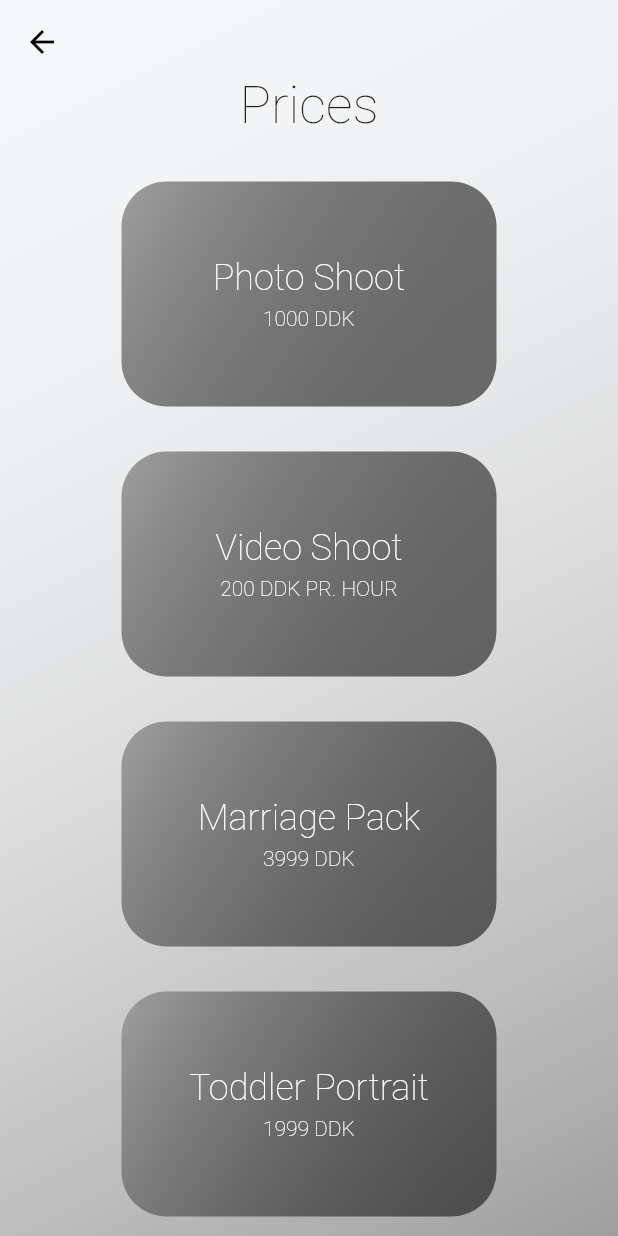
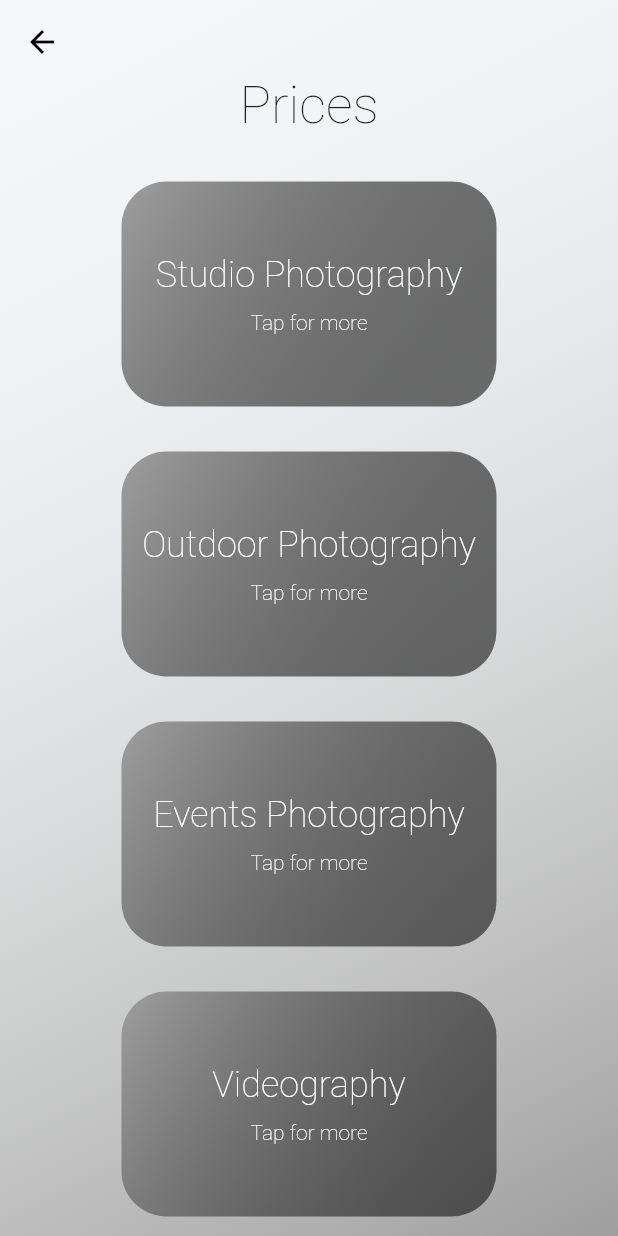
Before and after one commit to Heidelbergg/amvision_app, a Flutter app: the screen it shows after launch, in the side drawer, after a tap on "Prices", on a phone screen of 412 x 824 dp. Run offline on Flutter 3.47's test engine with Material 2 defaults, Android fonts, the phone set to English and light mode, and no system bars; our stand-ins replace animated_text_kit, carousel_slider, cool_alert, font_awesome_flutter.

Commit message:
Added/Changed:  - Added screens for individual prices and types of photography sessions (Prices screen)  - Changed Prices, About Us and Bookings accordingly to the desired input of the owner.

```diff
--- a/lib/screens/booking_screen.dart
+++ b/lib/screens/booking_screen.dart
@@ -1,5 +1,6 @@
 import 'package:amvision_app/screens/home_screen.dart';
 import 'package:flutter/material.dart';
+import 'package:cool_alert/cool_alert.dart';
 
 // Possibly add a reference to a site where booking can be done (Both made for web and mobile platforms)
 
@@ -11,7 +12,7 @@ class Bookings extends StatefulWidget {
 }
 
 class BookingsState extends State<Bookings> {
-  String dropdownValue = 'Photo Shoot';
+  String dropdownValue = '!SEE PRICES TAB FOR MORE INFORMATION!';
 
   @override
   Widget build(BuildContext context) {
@@ -88,12 +89,21 @@ class BookingsState extends State<Bookings> {
                   });
                 },
                 items: <String>[
-                  'Photo Shoot',
-                  'Video Shoot',
-                  'Marriage Pack',
-                  'Toddler Portrait',
-                  'Family Portrait',
-                  'Graduate Portrait'
+                  '!SEE PRICES TAB FOR MORE INFORMATION!',
+                  'Studio Photography (1)',
+                  'Studio Photography (2)',
+                  'Studio Photography (3)',
+                  'Outdoor Photography (1)',
+                  'Outdoor Photography (2)',
+                  'Outdoor Photography (3)',
+                  'Outdoor Photography (4)',
+                  'Events Photography (1)',
+                  'Events Photography (2)',
+                  'Events Photography (3)',
+                  'Videography (1)',
+                  'Videography (2)',
+                  'Videography (3)',
+                  'Videography (4)',
                 ].map<DropdownMenuItem<String>>((String value) {
                   return DropdownMenuItem<String>(
                     value: value,
@@ -112,13 +122,12 @@ class BookingsState extends State<Bookings> {
                 width: 150,
                 child: TextFormField(
                   decoration: InputDecoration(
-                      border: UnderlineInputBorder(),
-                      labelText: 'Name'),
+                      border: UnderlineInputBorder(), labelText: 'Name'),
                 ),
               ),
-
-              const SizedBox(width: 40,),
-
+              const SizedBox(
+                width: 40,
+              ),
               SizedBox(
                 width: 150,
                 child: TextFormField(
@@ -127,11 +136,9 @@ class BookingsState extends State<Bookings> {
                       labelText: 'Phone Number'),
                 ),
               ),
-
             ],
           ),
         ),
-
         Container(
           padding: EdgeInsets.only(top: 20, left: 20),
           child: Row(
@@ -140,39 +147,34 @@ class BookingsState extends State<Bookings> {
                 width: 150,
                 child: TextFormField(
                   decoration: InputDecoration(
-                      border: UnderlineInputBorder(),
-                      labelText: 'Address'),
+                      border: UnderlineInputBorder(), labelText: 'Address'),
                 ),
               ),
-
-              const SizedBox(width: 40,),
-
+              const SizedBox(
+                width: 40,
+              ),
               SizedBox(
                 width: 150,
                 child: TextFormField(
                   decoration: InputDecoration(
-                      border: UnderlineInputBorder(),
-                      labelText: 'E-Mail'),
+                      border: UnderlineInputBorder(), labelText: 'E-Mail'),
                 ),
               ),
-
             ],
           ),
         ),
-
-        const SizedBox(height: 50,),
-
+        const SizedBox(
+          height: 50,
+        ),
         Container(
           child: SizedBox(
             width: 250,
             child: TextFormField(
               decoration: InputDecoration(
-                  border: UnderlineInputBorder(),
-                  labelText: 'Comments'),
+                  border: UnderlineInputBorder(), labelText: 'Comments'),
             ),
           ),
         ),
-
         Container(
           padding: EdgeInsets.only(top: 75),
           alignment: Alignment.center,
@@ -191,20 +193,24 @@ class BookingsState extends State<Bookings> {
                 ),
               ),
               onPressed: () {
-                Navigator.push(
-                    context, MaterialPageRoute(builder: (context) =>HomeScreen()));
+                CoolAlert.show(
+                  context: context,
+                  title: "Order Confirmation\n",
+                  type: CoolAlertType.success,
+                  text: "An order confirmation was sent to the email you provided. \n\n"
+                      "Check your spam folder if you are unable to find the email.",
+                  onConfirmBtnTap: () => Navigator.push(
+                      context, MaterialPageRoute(builder: (context) =>HomeScreen())),
+                );
+
               },
               child: Text(
                 "Submit",
-                style: TextStyle(
-                    fontSize: 20,
-                    fontWeight: FontWeight.w200
-                ),
+                style: TextStyle(fontSize: 20, fontWeight: FontWeight.w200),
               ),
             ),
           ),
         ),
-
       ],
     );
   }
--- a/lib/screens/prices_screen.dart
+++ b/lib/screens/prices_screen.dart
@@ -1,3 +1,7 @@
+import 'package:amvision_app/prices_tabs/events_tab.dart';
+import 'package:amvision_app/prices_tabs/outdoor_tab.dart';
+import 'package:amvision_app/prices_tabs/studio_tab.dart';
+import 'package:amvision_app/prices_tabs/video_tab.dart';
 import 'package:flutter/material.dart';
 
 class Prices extends StatefulWidget {
@@ -53,7 +57,21 @@ class PricesState extends State<Prices> {
         ),
 
         // Photoshoot
-        Container(
+        ElevatedButton(
+          style: ButtonStyle(
+            backgroundColor: MaterialStateProperty.all(Colors.transparent),
+            elevation: MaterialStateProperty.all(0),
+            shape: MaterialStateProperty.all<RoundedRectangleBorder>(
+              RoundedRectangleBorder(
+                borderRadius: BorderRadius.circular(30),
+              ),
+            ),
+          ),
+          onPressed: () {
+            Navigator.push(
+                context, MaterialPageRoute(builder: (context) =>StudioPhoto()));
+          },
+          child: Container(
             width: 250,
             height: 150,
             decoration: BoxDecoration(
@@ -68,16 +86,16 @@ class PricesState extends State<Prices> {
               mainAxisAlignment: MainAxisAlignment.center,
               children: [
                 Text(
-                "Photo Shoot",
+                  "Studio Photography",
                   style: TextStyle(
                       fontSize: 24,
                       fontWeight: FontWeight.w200,
                       color: Colors.white
                   ),
                 ),
-              const SizedBox(height: 5,),
+                const SizedBox(height: 10,),
                 Text(
-                "1000 DDK",
+                  "Tap for more",
                   textAlign: TextAlign.start,
                   style: TextStyle(
                       fontSize: 14,
@@ -88,12 +106,27 @@ class PricesState extends State<Prices> {
               ],
             ),
           ),
+        ),
 
         const SizedBox(height: 30,),
 
         // Video
 
-        Container(
+        ElevatedButton(
+          style: ButtonStyle(
+            backgroundColor: MaterialStateProperty.all(Colors.transparent),
+            elevation: MaterialStateProperty.all(0),
+            shape: MaterialStateProperty.all<RoundedRectangleBorder>(
+              RoundedRectangleBorder(
+                borderRadius: BorderRadius.circular(30),
+              ),
+            ),
+          ),
+          onPressed: () {
+            Navigator.push(
+                context, MaterialPageRoute(builder: (context) =>OutdoorPhoto()));
+          },
+          child: Container(
             width: 250,
             height: 150,
             decoration: BoxDecoration(
@@ -108,16 +141,16 @@ class PricesState extends State<Prices> {
               mainAxisAlignment: MainAxisAlignment.center,
               children: [
                 Text(
-                "Video Shoot",
+                  "Outdoor Photography",
                   style: TextStyle(
                       fontSize: 24,
                       fontWeight: FontWeight.w200,
                       color: Colors.white
                   ),
                 ),
-              const SizedBox(height: 5,),
+                const SizedBox(height: 10,),
                 Text(
-                "200 DDK PR. HOUR",
+                  "Tap for more",
                   textAlign: TextAlign.start,
                   style: TextStyle(
                       fontSize: 14,
@@ -128,12 +161,27 @@ class PricesState extends State<Prices> {
               ],
             ),
           ),
+        ),
 
         const SizedBox(height: 30,),
 
         // Wedding pack
 
-        Container(
+        ElevatedButton(
+          style: ButtonStyle(
+            backgroundColor: MaterialStateProperty.all(Colors.transparent),
+            elevation: MaterialStateProperty.all(0),
+            shape: MaterialStateProperty.all<RoundedRectangleBorder>(
+              RoundedRectangleBorder(
+                borderRadius: BorderRadius.circular(30),
+              ),
+            ),
+          ),
+          onPressed: () {
+            Navigator.push(
+                context, MaterialPageRoute(builder: (context) =>EventsPhoto()));
+          },
+          child: Container(
             width: 250,
             height: 150,
             decoration: BoxDecoration(
@@ -148,16 +196,16 @@ class PricesState extends State<Prices> {
               mainAxisAlignment: MainAxisAlignment.center,
               children: [
                 Text(
-                "Marriage Pack",
+                  "Events Photography",
                   style: TextStyle(
                       fontSize: 24,
                       fontWeight: FontWeight.w200,
                       color: Colors.white
                   ),
                 ),
-              const SizedBox(height: 5,),
+                const SizedBox(height: 10,),
                 Text(
-                "3999 DDK",
+                  "Tap for more",
                   textAlign: TextAlign.start,
                   style: TextStyle(
                       fontSize: 14,
@@ -168,10 +216,25 @@ class PricesState extends State<Prices> {
               ],
             ),
           ),
+        ),
         const SizedBox(height: 30,),
 
         // Baby Pack
-        Container(
+        ElevatedButton(
+          style: ButtonStyle(
+            backgroundColor: MaterialStateProperty.all(Colors.transparent),
+            elevation: MaterialStateProperty.all(0),
+            shape: MaterialStateProperty.all<RoundedRectangleBorder>(
+              RoundedRectangleBorder(
+                borderRadius: BorderRadius.circular(30),
+              ),
+            ),
+          ),
+            onPressed: () {
+              Navigator.push(
+                  context, MaterialPageRoute(builder: (context) =>VideoGraphy()));
+            },
+            child: Container(
               width: 250,
               height: 150,
               decoration: BoxDecoration(
@@ -186,16 +249,16 @@ class PricesState extends State<Prices> {
                 mainAxisAlignment: MainAxisAlignment.center,
                 children: [
                   Text(
-                "Toddler Portrait",
+                    "Videography",
                     style: TextStyle(
                         fontSize: 24,
                         fontWeight: FontWeight.w200,
                         color: Colors.white
                     ),
                   ),
-              const SizedBox(height: 5,),
+                  const SizedBox(height: 10,),
                   Text(
-                "1999 DDK",
+                    "Tap for more",
                     textAlign: TextAlign.start,
                     style: TextStyle(
                         fontSize: 14,
@@ -206,84 +269,8 @@ class PricesState extends State<Prices> {
                 ],
               ),
             ),
+        ),
         const SizedBox(height: 30,),
-
-        Container(
-          width: 250,
-          height: 150,
-          decoration: BoxDecoration(
-            borderRadius: BorderRadius.all(Radius.circular(30)),
-            gradient: LinearGradient(
-              colors: [Colors.black54, Colors.grey],
-              begin: Alignment.bottomRight,
-              end: Alignment.topLeft,
-            ),
-          ),
-          child: Column(
-            mainAxisAlignment: MainAxisAlignment.center,
-            children: [
-              Text(
-                "Family Portrait",
-                style: TextStyle(
-                    fontSize: 24,
-                    fontWeight: FontWeight.w200,
-                    color: Colors.white
-                ),
-              ),
-              const SizedBox(height: 5,),
-              Text(
-                "1499 DDK",
-                textAlign: TextAlign.start,
-                style: TextStyle(
-                    fontSize: 14,
-                    fontWeight: FontWeight.w200,
-                    color: Colors.white
-                ),
-              ),
-            ],
-          ),
-        ),
-
-        const SizedBox(height: 30,),
-
-        Container(
-          width: 250,
-          height: 150,
-          decoration: BoxDecoration(
-            borderRadius: BorderRadius.all(Radius.circular(30)),
-            gradient: LinearGradient(
-              colors: [Colors.black54, Colors.grey],
-              begin: Alignment.bottomRight,
-              end: Alignment.topLeft,
-            ),
-          ),
-          child: Column(
-            mainAxisAlignment: MainAxisAlignment.center,
-            children: [
-              Text(
-                "Graduate Portrait",
-                style: TextStyle(
-                    fontSize: 24,
-                    fontWeight: FontWeight.w200,
-                    color: Colors.white
-                ),
-              ),
-              const SizedBox(height: 5,),
-              Text(
-                "999 DDK",
-                textAlign: TextAlign.start,
-                style: TextStyle(
-                    fontSize: 14,
-                    fontWeight: FontWeight.w200,
-                    color: Colors.white
-                ),
-              ),
-            ],
-          ),
-        ),
-
-        const SizedBox(height: 30,),
-
       ],
     );
   }
--- a/pubspec.yaml
+++ b/pubspec.yaml
@@ -26,6 +26,7 @@ dependencies:
 
   carousel_slider: ^4.0.0
   animated_text_kit: ^4.2.1
+  cool_alert: ^1.1.0
   # The following adds the Cupertino Icons font to your application.
   # Use with the CupertinoIcons class for iOS style icons.
   cupertino_icons: ^1.0.2
```
Also changed, not shown: lib/prices_tabs/events_tab.dart (added, +63 -0 lines), lib/prices_tabs/outdoor_tab.dart (added, +64 -0 lines), lib/prices_tabs/studio_tab.dart (added, +63 -0 lines), lib/prices_tabs/video_tab.dart (added, +64 -0 lines), lib/screens/about_screen.dart (+5 -8 lines), pubspec.lock. Lines whose indentation alone changed are shown as unchanged.
